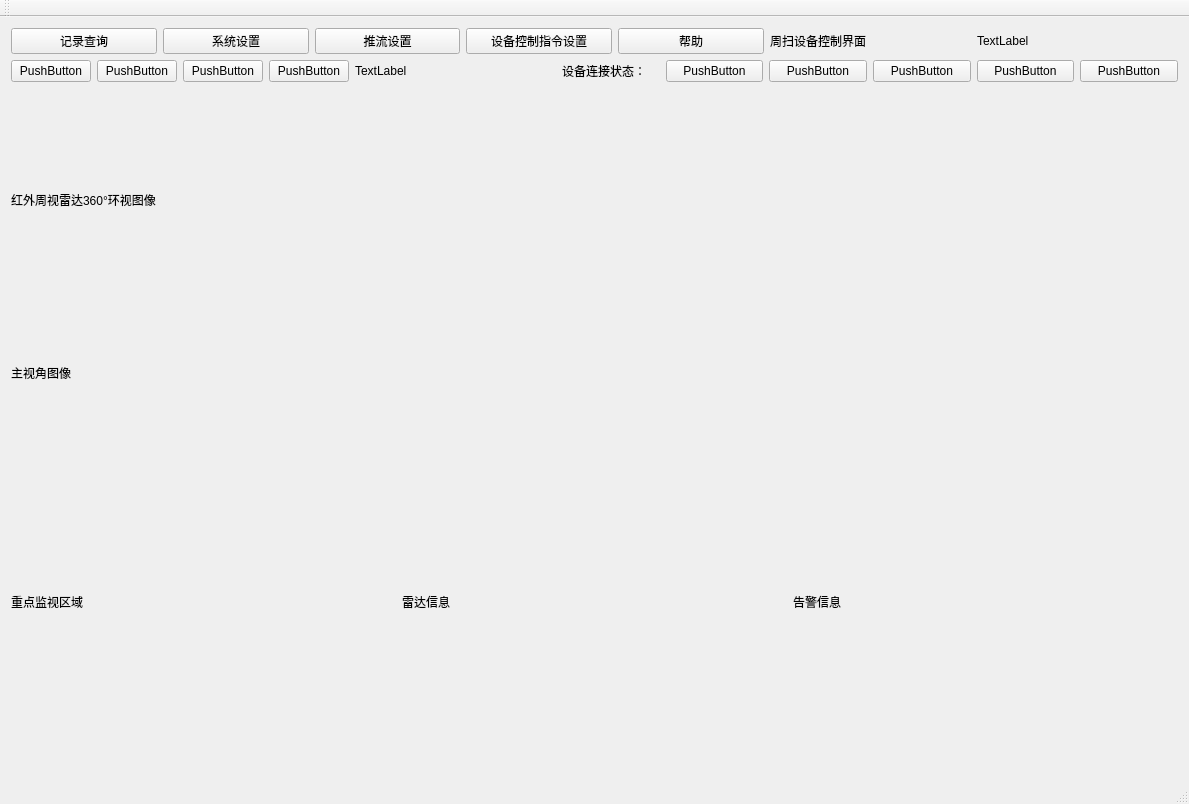
Qt form TowerController/TowerController.ui (APKin/TCD53) before a commit.
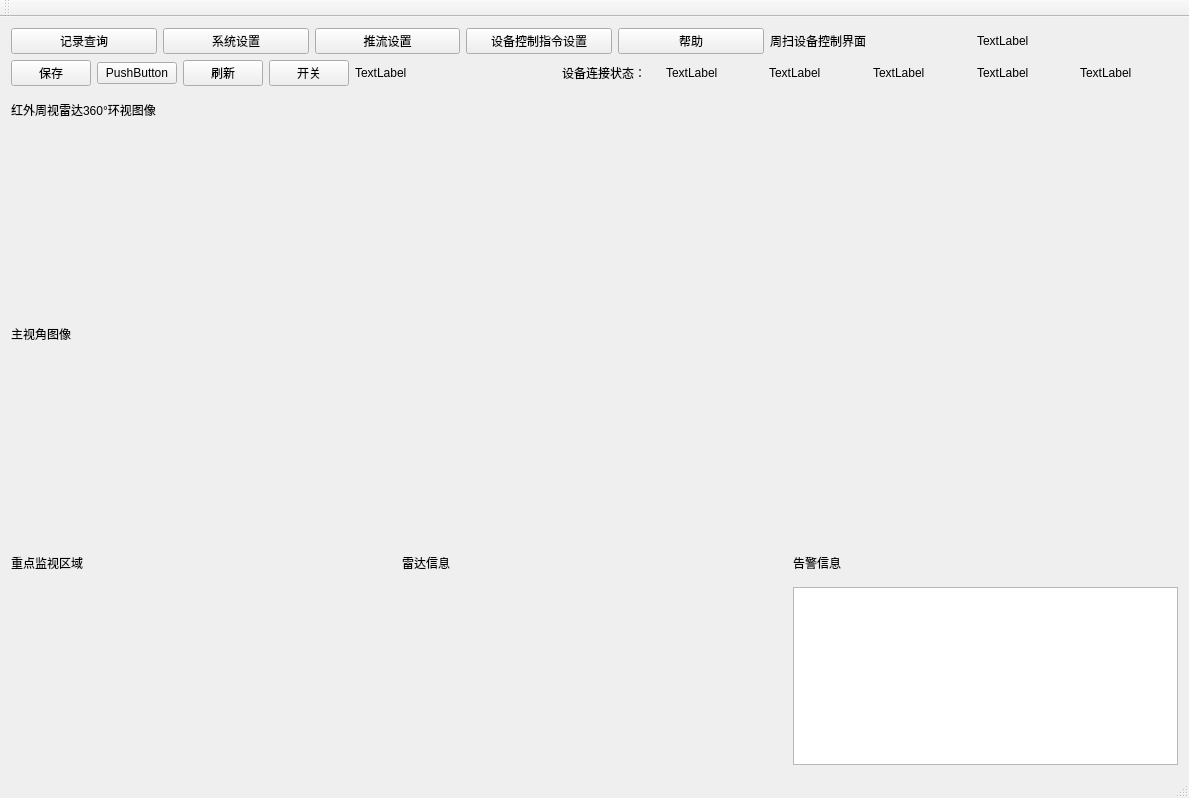
The same form after that commit. Custom widgets are drawn as their Qt base class.

```diff
--- a/TowerController/TowerController.ui
+++ b/TowerController/TowerController.ui
@@ -7,14 +7,14 @@
     <x>0</x>
     <y>0</y>
     <width>1189</width>
-    <height>804</height>
+    <height>798</height>
    </rect>
   </property>
   <property name="windowTitle">
    <string>TowerController</string>
   </property>
   <widget class="QWidget" name="centralWidget">
-   <layout class="QGridLayout" name="gridLayout_2">
+   <layout class="QGridLayout" name="gridLayout_2" columnstretch="1,1,1">
     <item row="0" column="0" colspan="3">
      <layout class="QGridLayout" name="gridLayout">
       <item row="0" column="0" colspan="3">
@@ -72,6 +72,13 @@
       </item>
       <item row="1" column="0">
        <layout class="QHBoxLayout" name="horizontalLayout_2">
+        <item>
+         <widget class="QPushButton" name="pushButton_6">
+          <property name="text">
+           <string>保存</string>
+          </property>
+         </widget>
+        </item>
         <item>
          <widget class="QPushButton" name="pushButton_7">
           <property name="text">
@@ -82,21 +89,14 @@
         <item>
          <widget class="QPushButton" name="pushButton_8">
           <property name="text">
-           <string>PushButton</string>
+           <string>刷新</string>
           </property>
          </widget>
         </item>
         <item>
          <widget class="QPushButton" name="pushButton_9">
           <property name="text">
-           <string>PushButton</string>
-          </property>
-         </widget>
-        </item>
-        <item>
-         <widget class="QPushButton" name="pushButton_6">
-          <property name="text">
-           <string>PushButton</string>
+           <string>开关</string>
           </property>
          </widget>
         </item>
@@ -119,37 +119,37 @@
          </widget>
         </item>
         <item>
-         <widget class="QPushButton" name="pushButton_11">
+         <widget class="QLabel" name="label_14">
           <property name="text">
-           <string>PushButton</string>
+           <string>TextLabel</string>
           </property>
          </widget>
         </item>
         <item>
-         <widget class="QPushButton" name="pushButton_12">
+         <widget class="QLabel" name="label_13">
           <property name="text">
-           <string>PushButton</string>
+           <string>TextLabel</string>
           </property>
          </widget>
         </item>
         <item>
-         <widget class="QPushButton" name="pushButton_13">
+         <widget class="QLabel" name="label_12">
           <property name="text">
-           <string>PushButton</string>
+           <string>TextLabel</string>
           </property>
          </widget>
         </item>
         <item>
-         <widget class="QPushButton" name="pushButton_10">
+         <widget class="QLabel" name="label_11">
           <property name="text">
-           <string>PushButton</string>
+           <string>TextLabel</string>
           </property>
          </widget>
         </item>
         <item>
-         <widget class="QPushButton" name="pushButton_14">
+         <widget class="QLabel" name="label_10">
           <property name="text">
-           <string>PushButton</string>
+           <string>TextLabel</string>
           </property>
          </widget>
         </item>
@@ -158,7 +158,7 @@
      </layout>
     </item>
     <item row="3" column="0">
-     <layout class="QVBoxLayout" name="verticalLayout">
+     <layout class="QVBoxLayout" name="verticalLayout" stretch="1,5">
       <item>
        <widget class="QLabel" name="label_6">
         <property name="text">
@@ -171,39 +171,8 @@
       </item>
      </layout>
     </item>
-    <item row="3" column="1">
-     <layout class="QVBoxLayout" name="verticalLayout_2">
-      <item>
-       <widget class="QLabel" name="label_7">
-        <property name="text">
-         <string>雷达信息</string>
-        </property>
-       </widget>
-      </item>
-      <item>
-       <widget class="QWidget" name="widget_4" native="true"/>
-      </item>
-     </layout>
-    </item>
-    <item row="3" column="2">
-     <layout class="QVBoxLayout" name="verticalLayout_3">
-      <item>
-       <widget class="QLabel" name="label_8">
-        <property name="text">
-         <string>告警信息</string>
-        </property>
-       </widget>
-      </item>
-      <item>
-       <widget class="QWidget" name="widget_5" native="true"/>
-      </item>
-     </layout>
-    </item>
     <item row="1" column="0" colspan="3">
-     <layout class="QVBoxLayout" name="verticalLayout_5">
-      <item>
-       <widget class="AngleScaleBar" name="widget" native="true"/>
-      </item>
+     <layout class="QVBoxLayout" name="verticalLayout_5" stretch="1,1,4">
       <item>
        <widget class="QLabel" name="label_3">
         <property name="text">
@@ -211,13 +180,44 @@
         </property>
        </widget>
       </item>
+      <item>
+       <widget class="AngleScaleBar" name="widget" native="true"/>
+      </item>
       <item>
        <widget class="FFmpegWidget" name="widget_6" native="true"/>
       </item>
      </layout>
     </item>
+    <item row="3" column="2">
+     <layout class="QVBoxLayout" name="verticalLayout_3" stretch="1,5">
+      <item>
+       <widget class="QLabel" name="label_8">
+        <property name="text">
+         <string>告警信息</string>
+        </property>
+       </widget>
+      </item>
+      <item>
+       <widget class="QTreeView" name="treeView"/>
+      </item>
+     </layout>
+    </item>
+    <item row="3" column="1">
+     <layout class="QVBoxLayout" name="verticalLayout_2" stretch="1,5">
+      <item>
+       <widget class="QLabel" name="label_7">
+        <property name="text">
+         <string>雷达信息</string>
+        </property>
+       </widget>
+      </item>
+      <item>
+       <widget class="QWidget" name="widget_4" native="true"/>
+      </item>
+     </layout>
+    </item>
     <item row="2" column="0" colspan="3">
-     <layout class="QVBoxLayout" name="verticalLayout_4">
+     <layout class="QVBoxLayout" name="verticalLayout_4" stretch="1,6">
       <item>
        <widget class="QLabel" name="label_5">
         <property name="text">
```
Left out of the diff: 4 changed lines with no effect on the pictures.
